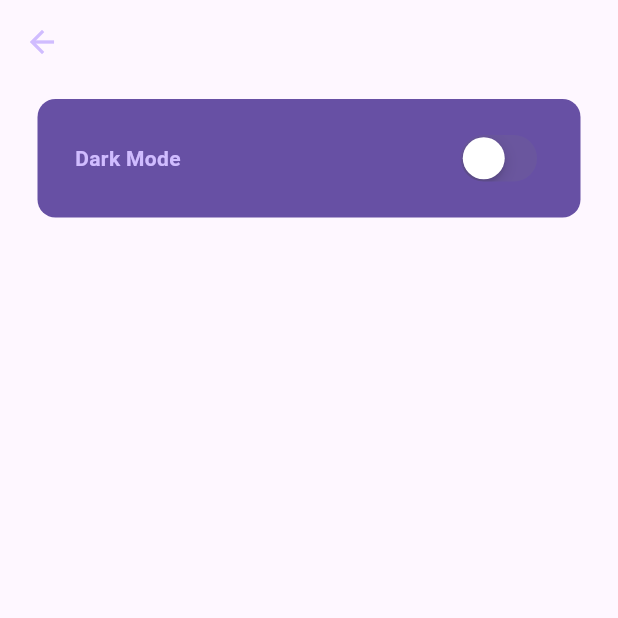
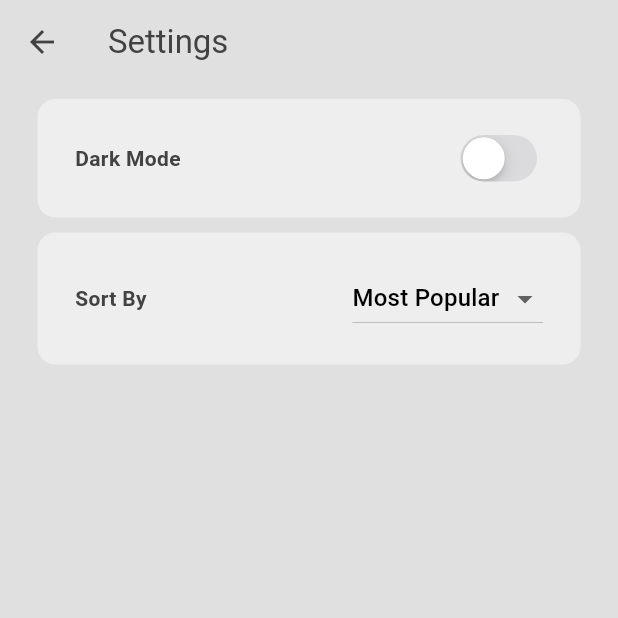
Before and after one commit to taker999/FlutterMovieApi, a Flutter app: the screen it shows after launch, after a tap on the "settings" icon, on a phone screen of 412 x 824 dp, the top half of it. Run offline on Flutter 3.47's test engine with Material 3 defaults, Android fonts, the phone set to English and light mode, and no system bars; our stand-ins replace cached_network_image, dio; network calls fail.

Commit message:
added pagination and sort by features

```diff
--- a/lib/main.dart
+++ b/lib/main.dart
@@ -12,7 +12,6 @@ void main() {
 class MyApp extends StatelessWidget {
   const MyApp({super.key});
 
-  // This widget is the root of your application.
   @override
   Widget build(BuildContext context) {
     return MultiProvider(
@@ -24,9 +23,15 @@ class MyApp extends StatelessWidget {
           create: (context) => MovieRepositoryProvider(),
         ),
       ],
-      child: const MaterialApp(
-        title: 'Movies',
-        home: HomeScreen(),
+      child: Consumer<ThemeProvider>(
+        builder: (context, themeProvider, child) {
+          return MaterialApp(
+            title: 'Movies',
+            debugShowCheckedModeBanner: false,
+            theme: themeProvider.themeData,
+            home: const HomeScreen(),
+          );
+        },
       ),
     );
   }
--- a/lib/repository/movie_repository_provider.dart
+++ b/lib/repository/movie_repository_provider.dart
@@ -9,15 +9,14 @@ class MovieRepositoryProvider extends ChangeNotifier {
   final List<Movie> _movieList = [];
   int _currentPage = 1;
   bool _isLoading = true;
+  String _sortBy = 'popular';
 
-  MovieRepositoryProvider();
-
-  Future<void> fetchMovies(String sortBy) async {
+  Future<void> fetchMovies() async {
     _isLoading = true;
     notifyListeners();
 
     try {
-      final movies = await MovieApiService.fetchMovies(sortBy, _currentPage);
+      final movies = await MovieApiService.fetchMovies(_sortBy, _currentPage);
       if (movies.isNotEmpty) {
         _movieList.addAll(movies);
         _currentPage++;
@@ -35,9 +34,20 @@ class MovieRepositoryProvider extends ChangeNotifier {
   void resetMovies() {
     _movieList.clear();
     _currentPage = 1;
-    notifyListeners();
+    fetchMovies();
+    // notifyListeners();
   }
 
   List<Movie> get movieList => _movieList;
   bool get isLoading => _isLoading;
+
+  String get sortBy => _sortBy;
+
+  set sortBy(String value) {
+    if (_sortBy != value) {
+      _sortBy = value;
+      resetMovies();
+      // notifyListeners();
+    }
+  }
 }
--- a/lib/screens/home_screen.dart
+++ b/lib/screens/home_screen.dart
@@ -1,3 +1,5 @@
+import 'dart:developer';
+
 import 'package:cached_network_image/cached_network_image.dart';
 import 'package:flutter/material.dart';
 import 'package:provider/provider.dart';
@@ -15,17 +17,48 @@ class HomeScreen extends StatefulWidget {
 
 class _HomeScreenState extends State<HomeScreen> {
   late Future<void> _fetchMoviesFuture;
+  final scrollController = ScrollController();
+
+  // Keep track of whether more movies are currently being fetched
+  bool _isFetchingMore = false;
+
+  void _scrollListener() {
+    if(_isFetchingMore) return;
+    if (scrollController.position.pixels == scrollController.position.maxScrollExtent) {
+      _fetchMoreMovies();
+    }
+  }
+
+  void _fetchMoreMovies() {
+    if (!_isFetchingMore) {
+      _isFetchingMore = true;
+      final movieRepository =
+      Provider.of<MovieRepositoryProvider>(context, listen: false);
+      movieRepository.fetchMovies().whenComplete(() {
+        _isFetchingMore = false; // Reset fetching flag after completing
+      });
+    }
+  }
 
   @override
   void initState() {
     super.initState();
-    final movieRepository = Provider.of<MovieRepositoryProvider>(context, listen: false);
-    _fetchMoviesFuture = movieRepository.fetchMovies('top_rated');
+    scrollController.addListener(_scrollListener);
+    final movieRepository =
+    Provider.of<MovieRepositoryProvider>(context, listen: false);
+    _fetchMoviesFuture = movieRepository.fetchMovies();
+  }
+
+  @override
+  void dispose() {
+    scrollController.removeListener(_scrollListener);
+    scrollController.dispose();
+    super.dispose();
   }
 
   @override
   Widget build(BuildContext context) {
-    final movieRepository = Provider.of<MovieRepositoryProvider>(context);
+    log('build');
 
     return Scaffold(
       appBar: AppBar(
@@ -44,10 +77,11 @@ class _HomeScreenState extends State<HomeScreen> {
           ),
         ],
       ),
-      body: FutureBuilder<void>(
+      body: Consumer<MovieRepositoryProvider>(
+        builder: (context, movieRepository, child) => FutureBuilder(
           future: _fetchMoviesFuture,
           builder: (context, snapshot) {
-          if (movieRepository.isLoading) {
+            if (movieRepository.isLoading && !_isFetchingMore) {
               return const Center(child: CircularProgressIndicator());
             }
 
@@ -56,6 +90,7 @@ class _HomeScreenState extends State<HomeScreen> {
             }
 
             return GridView.builder(
+              controller: scrollController,
               gridDelegate: const SliverGridDelegateWithFixedCrossAxisCount(
                 crossAxisCount: 2,
                 childAspectRatio: 0.7,
@@ -63,18 +98,33 @@ class _HomeScreenState extends State<HomeScreen> {
               itemCount: movieRepository.movieList.length,
               itemBuilder: (context, index) {
                 final movie = movieRepository.movieList[index];
-              return GestureDetector(
-                onTap: () => Navigator.push(context, MaterialPageRoute(builder: (_) => MovieDetailsScreen(movie: movie))),
+                return Container(
+                  margin: const EdgeInsets.all(5),
+                  child: GestureDetector(
+                    onTap: () => Navigator.push(
+                        context,
+                        MaterialPageRoute(
+                            builder: (_) => MovieDetailsScreen(movie: movie))),
+                    child: ClipRRect(
+                      borderRadius: BorderRadius.circular(10),
+                      child: Hero(
+                        tag: movie.posterPath, // Use a unique tag for each movie
                         child: CachedNetworkImage(
                           imageUrl: 'https://image.tmdb.org/t/p/w500/${movie.posterPath}',
-                  placeholder: (context, url) => const CircularProgressIndicator(),
-                  errorWidget: (context, url, error) => const Icon(Icons.error),
+                          placeholder: (context, url) =>
+                          const CircularProgressIndicator(),
+                          errorWidget: (context, url, error) =>
+                          const Icon(Icons.error),
+                        ),
+                      ),
+                    ),
                   ),
                 );
               },
             );
           },
         ),
+      ),
     );
   }
 }
--- a/lib/screens/settings_screen.dart
+++ b/lib/screens/settings_screen.dart
@@ -1,5 +1,6 @@
 import 'package:flutter/cupertino.dart';
 import 'package:flutter/material.dart';
+import 'package:flutter_movie_api/repository/movie_repository_provider.dart';
 import 'package:provider/provider.dart';
 
 import '../theme/theme_provider.dart';
@@ -12,11 +13,14 @@ class SettingsScreen extends StatelessWidget {
     return Scaffold(
       backgroundColor: Theme.of(context).colorScheme.surface,
       appBar: AppBar(
+        title: const Text('Settings'),
         elevation: 0,
         backgroundColor: Colors.transparent,
         foregroundColor: Theme.of(context).colorScheme.inversePrimary,
       ),
-      body: Container(
+      body: Column(
+        children: [
+          Container(
             decoration: BoxDecoration(
               color: Theme.of(context).colorScheme.primary,
               borderRadius: BorderRadius.circular(12),
@@ -49,6 +53,49 @@ class SettingsScreen extends StatelessWidget {
               ],
             ),
           ),
+          Container(
+            decoration: BoxDecoration(
+              color: Theme.of(context).colorScheme.primary,
+              borderRadius: BorderRadius.circular(12),
+            ),
+            padding: const EdgeInsets.symmetric(vertical: 20, horizontal: 25),
+            margin: const EdgeInsets.only(left: 25, right: 25, top: 10),
+            child: Row(
+              mainAxisAlignment: MainAxisAlignment.spaceBetween,
+              children: [
+                // dark mode
+                Text(
+                  'Sort By',
+                  style: TextStyle(
+                    fontWeight: FontWeight.bold,
+                    color: Theme.of(context).colorScheme.inversePrimary,
+                  ),
+                ),
+
+                Consumer<MovieRepositoryProvider>(
+                    builder: (context, movieRepositoryProvider, child) {
+                  return DropdownButton<String>(
+                      value: movieRepositoryProvider.sortBy,
+                      icon: const Icon(Icons.arrow_drop_down),
+                      items: const [
+                        DropdownMenuItem(
+                          value: 'popular',
+                          child: Text('Most Popular'),
+                        ),
+                        DropdownMenuItem(
+                          value: 'top_rated',
+                          child: Text('Highest Rated'),
+                        ),
+                      ],
+                      onChanged: (String? newValue) {
+                        movieRepositoryProvider.sortBy = newValue!;
+                      });
+                }),
+              ],
+            ),
+          ),
+        ],
+      ),
     );
   }
 }
```
Also changed, not shown: lib/screens/movie_details_screen.dart (+6 -1 lines). Lines whose indentation alone changed are shown as unchanged.
